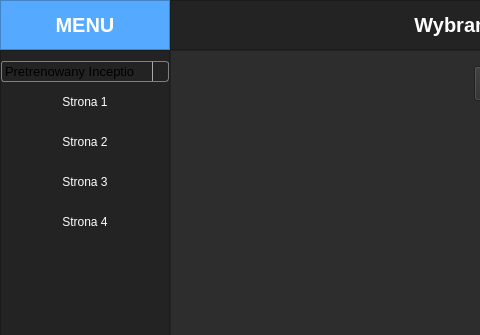
Above: RozpoznawanieRasPsow/ui_main.ui from CptTemplar1/Rozpoznawanie_obrazow before the change; both pictures show x 0 to 480 and y 0 to 335 of the 1080 by 720 pixel window. Below: the same form after it.
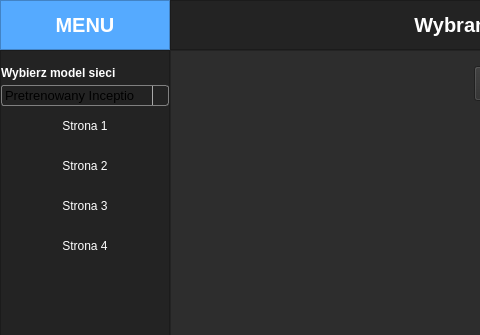
That is the form after the change. Icons and pictures are not drawn.

Patch:
```diff
--- a/RozpoznawanieRasPsow/ui_main.ui
+++ b/RozpoznawanieRasPsow/ui_main.ui
@@ -263,6 +263,15 @@
           </property>
           <item alignment="Qt::AlignTop">
            <widget class="QFrame" name="frame_top_menus">
+            <property name="minimumSize">
+             <size>
+              <width>0</width>
+              <height>215</height>
+             </size>
+            </property>
+            <property name="mouseTracking">
+             <bool>false</bool>
+            </property>
             <property name="frameShape">
              <enum>QFrame::NoFrame</enum>
             </property>
@@ -285,6 +294,19 @@
              <property name="bottomMargin">
               <number>0</number>
              </property>
+             <item>
+              <widget class="QLabel" name="label_7">
+               <property name="minimumSize">
+                <size>
+                 <width>0</width>
+                 <height>18</height>
+                </size>
+               </property>
+               <property name="text">
+                <string>&lt;html&gt;&lt;head/&gt;&lt;body&gt;&lt;p&gt;&lt;span style=&quot; font-size:9pt; font-weight:600; color:white;&quot;&gt;Wybierz model sieci&lt;/span&gt;&lt;/p&gt;&lt;/body&gt;&lt;/html&gt;</string>
+               </property>
+              </widget>
+             </item>
              <item>
               <widget class="QComboBox" name="modelComboBox">
                <property name="font">
```
Left out of the diff: 90 changed lines with no effect on the pictures.
